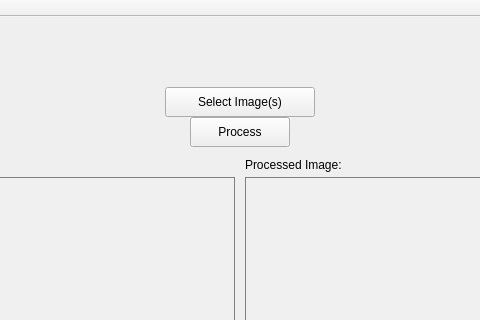
Qt form ui/oms.ui (danieltdang/ODS) before a commit; both pictures show x 405 to 885 and y 0 to 320 of the 1290 by 750 pixel window.
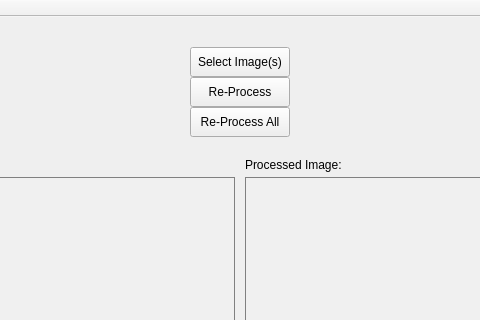
The same form after that commit.

```diff
--- a/ui/oms.ui
+++ b/ui/oms.ui
@@ -17,9 +17,9 @@
    <widget class="QPushButton" name="selectImg_Button">
     <property name="geometry">
      <rect>
-      <x>570</x>
-      <y>70</y>
-      <width>150</width>
+      <x>595</x>
+      <y>30</y>
+      <width>100</width>
       <height>30</height>
      </rect>
     </property>
@@ -31,13 +31,13 @@
     <property name="geometry">
      <rect>
       <x>595</x>
-      <y>100</y>
+      <y>60</y>
       <width>100</width>
       <height>30</height>
      </rect>
     </property>
     <property name="text">
-     <string>Process</string>
+     <string>Re-Process</string>
     </property>
    </widget>
    <widget class="QLabel" name="fileName">
@@ -135,6 +135,19 @@
      <string/>
     </property>
    </widget>
+   <widget class="QPushButton" name="processImg_Button_2">
+    <property name="geometry">
+     <rect>
+      <x>595</x>
+      <y>90</y>
+      <width>100</width>
+      <height>30</height>
+     </rect>
+    </property>
+    <property name="text">
+     <string>Re-Process All</string>
+    </property>
+   </widget>
   </widget>
   <widget class="QMenuBar" name="menuBar">
    <property name="geometry">
```
